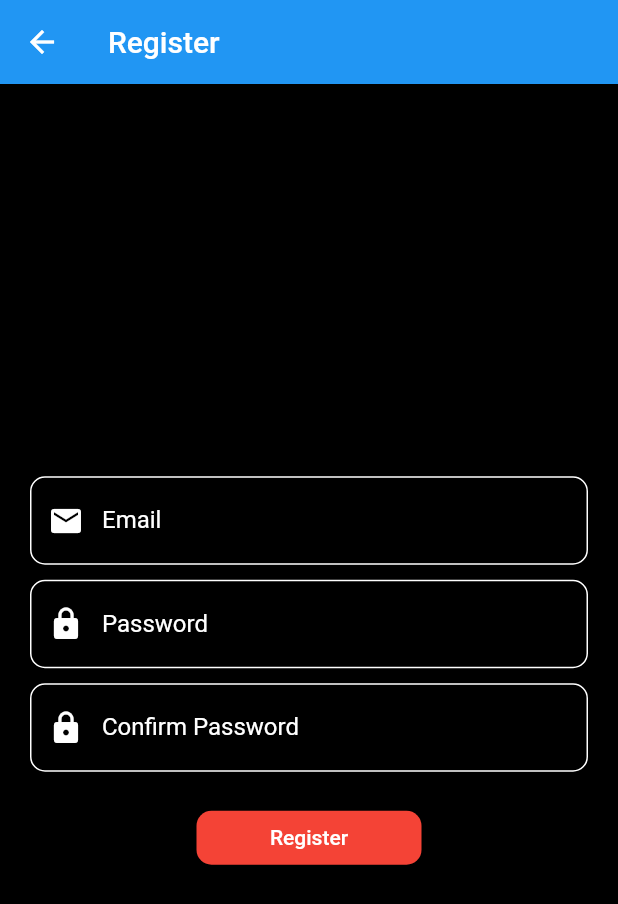
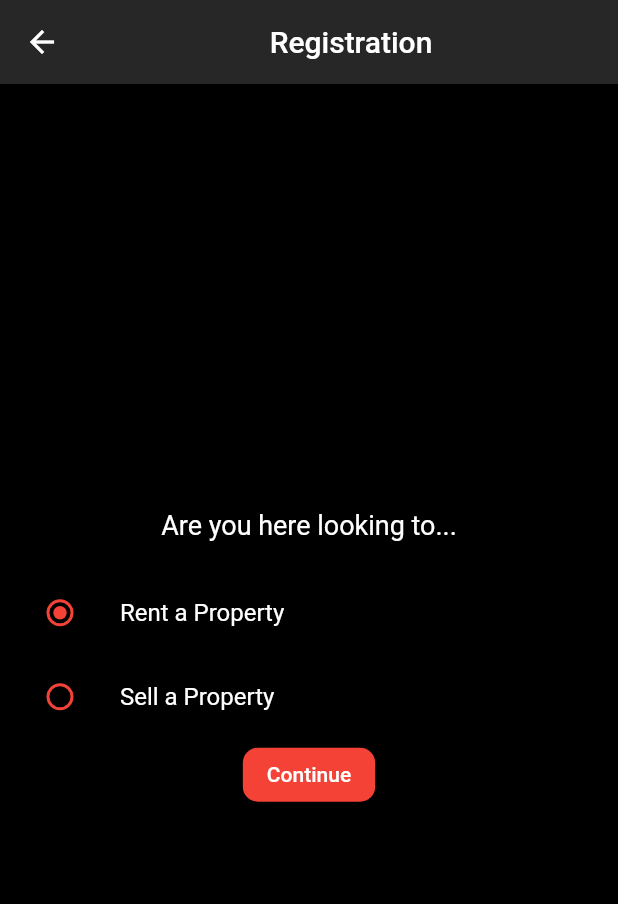
Before and after one commit to Wasiue03/rentatouille, a Flutter app: the screen it shows after launch, after a tap on "Register", on a phone screen of 412 x 824 dp. Shown: the top 904 px of the screen. Run offline on Flutter 3.47's test engine with Material 2 defaults, Android fonts, the phone set to English and light mode, and no system bars; our stand-ins replace cloud_firestore, firebase_auth, firebase_core; accounts and stored records are empty.

Commit message:
user management for rent and seller added

```diff
--- a/lib/views/landing_page.dart
+++ b/lib/views/landing_page.dart
@@ -74,7 +74,8 @@ class LandingScreen extends StatelessWidget {
                     onPressed: () {
                       Navigator.push(
                         context,
-                        MaterialPageRoute(builder: (context) => RegisterPage()),
+                        MaterialPageRoute(
+                            builder: (context) => RegisterScreen()),
                       );
                     },
                     child: Text(
--- a/lib/views/register.dart
+++ b/lib/views/register.dart
@@ -1,154 +1,249 @@
+// import 'package:flutter/material.dart';
+// import 'package:firebase_auth/firebase_auth.dart';
+
+// class RegisterPage extends StatefulWidget {
+//   const RegisterPage({super.key});
+
+//   @override
+//   _RegisterPageState createState() => _RegisterPageState();
+// }
+
+// class _RegisterPageState extends State<RegisterPage> {
+//   final FirebaseAuth _auth = FirebaseAuth.instance;
+//   late TextEditingController _emailController;
+//   late TextEditingController _passwordController;
+//   late TextEditingController _confirmPasswordController;
+
+//   @override
+//   void initState() {
+//     super.initState();
+//     _emailController = TextEditingController();
+//     _passwordController = TextEditingController();
+//     _confirmPasswordController = TextEditingController();
+//   }
+
+//   void _register() async {
+//     try {
+//       if (_passwordController.text != _confirmPasswordController.text) {
+//         // Show an error message or Snackbar indicating password mismatch.
+//         return;
+//       }
+
+//       UserCredential userCredential =
+//           await _auth.createUserWithEmailAndPassword(
+//         email: _emailController.text,
+//         password: _passwordController.text,
+//       );
+//       // User is registered and logged in, navigate to a new screen.
+//     } catch (e) {
+//       print('Registration error: $e');
+//     }
+//   }
+
+//   @override
+//   void dispose() {
+//     _emailController.dispose();
+//     _passwordController.dispose();
+//     _confirmPasswordController.dispose();
+//     super.dispose();
+//   }
+
+//   @override
+//   Widget build(BuildContext context) {
+//     return Scaffold(
+//       appBar: AppBar(
+//         title: Text('Register'),
+//       ),
+//       body: Container(
+//         color: Colors.black,
+//         child: Center(
+//           child: SingleChildScrollView(
+//             child: Column(
+//               mainAxisAlignment: MainAxisAlignment.center,
+//               children: [
+//                 SizedBox(height: 20),
+//                 Padding(
+//                   padding: EdgeInsets.symmetric(horizontal: 20),
+//                   child: TextFormField(
+//                     controller: _emailController,
+//                     style: TextStyle(color: Colors.white),
+//                     decoration: InputDecoration(
+//                       labelText: 'Email',
+//                       labelStyle: TextStyle(color: Colors.white),
+//                       hintStyle: TextStyle(color: Colors.white),
+//                       prefixIcon: Icon(Icons.email, color: Colors.white),
+//                       focusedBorder: OutlineInputBorder(
+//                         borderSide: BorderSide(color: Colors.white),
+//                         borderRadius: BorderRadius.circular(10),
+//                       ),
+//                       enabledBorder: OutlineInputBorder(
+//                         borderSide: BorderSide(color: Colors.white),
+//                         borderRadius: BorderRadius.circular(10),
+//                       ),
+//                     ),
+//                   ),
+//                 ),
+//                 SizedBox(height: 10),
+//                 Padding(
+//                   padding: EdgeInsets.symmetric(horizontal: 20),
+//                   child: TextFormField(
+//                     controller: _passwordController,
+//                     style: TextStyle(color: Colors.white),
+//                     decoration: InputDecoration(
+//                       labelText: 'Password',
+//                       labelStyle: TextStyle(color: Colors.white),
+//                       hintStyle: TextStyle(color: Colors.white),
+//                       prefixIcon: Icon(Icons.lock, color: Colors.white),
+//                       focusedBorder: OutlineInputBorder(
+//                         borderSide: BorderSide(color: Colors.white),
+//                         borderRadius: BorderRadius.circular(10),
+//                       ),
+//                       enabledBorder: OutlineInputBorder(
+//                         borderSide: BorderSide(color: Colors.white),
+//                         borderRadius: BorderRadius.circular(10),
+//                       ),
+//                     ),
+//                     obscureText: true,
+//                   ),
+//                 ),
+//                 SizedBox(height: 10),
+//                 Padding(
+//                   padding: EdgeInsets.symmetric(horizontal: 20),
+//                   child: TextFormField(
+//                     controller: _confirmPasswordController,
+//                     style: TextStyle(color: Colors.white),
+//                     decoration: InputDecoration(
+//                       labelText: 'Confirm Password',
+//                       labelStyle: TextStyle(color: Colors.white),
+//                       hintStyle: TextStyle(color: Colors.white),
+//                       prefixIcon: Icon(Icons.lock, color: Colors.white),
+//                       focusedBorder: OutlineInputBorder(
+//                         borderSide: BorderSide(color: Colors.white),
+//                         borderRadius: BorderRadius.circular(10),
+//                       ),
+//                       enabledBorder: OutlineInputBorder(
+//                         borderSide: BorderSide(color: Colors.white),
+//                         borderRadius: BorderRadius.circular(10),
+//                       ),
+//                     ),
+//                     obscureText: true,
+//                   ),
+//                 ),
+//                 SizedBox(height: 20),
+//                 SizedBox(
+//                   width: 150,
+//                   child: ElevatedButton(
+//                     onPressed: _register, // Call the _register function
+//                     child: Text('Register'),
+//                     style: ElevatedButton.styleFrom(
+//                       backgroundColor: Colors.red,
+//                       foregroundColor: Colors.white,
+//                       shape: RoundedRectangleBorder(
+//                         borderRadius: BorderRadius.circular(10),
+//                       ),
+//                     ),
+//                   ),
+//                 ),
+//               ],
+//             ),
+//           ),
+//         ),
+//       ),
+//     );
+//   }
+// }
 import 'package:flutter/material.dart';
-import 'package:firebase_auth/firebase_auth.dart';
+import 'package:rentatouille/views/rent_register.dart';
+import 'package:rentatouille/views/seller_register.dart';
 
-class RegisterPage extends StatefulWidget {
-  const RegisterPage({super.key});
-
+class RegisterScreen extends StatefulWidget {
   @override
-  _RegisterPageState createState() => _RegisterPageState();
+  _RegisterScreenState createState() => _RegisterScreenState();
 }
 
-class _RegisterPageState extends State<RegisterPage> {
-  final FirebaseAuth _auth = FirebaseAuth.instance;
-  late TextEditingController _emailController;
-  late TextEditingController _passwordController;
-  late TextEditingController _confirmPasswordController;
-
-  @override
-  void initState() {
-    super.initState();
-    _emailController = TextEditingController();
-    _passwordController = TextEditingController();
-    _confirmPasswordController = TextEditingController();
-  }
-
-  void _register() async {
-    try {
-      if (_passwordController.text != _confirmPasswordController.text) {
-        // Show an error message or Snackbar indicating password mismatch.
-        return;
-      }
-
-      UserCredential userCredential =
-          await _auth.createUserWithEmailAndPassword(
-        email: _emailController.text,
-        password: _passwordController.text,
-      );
-      // User is registered and logged in, navigate to a new screen.
-    } catch (e) {
-      print('Registration error: $e');
-    }
-  }
-
-  @override
-  void dispose() {
-    _emailController.dispose();
-    _passwordController.dispose();
-    _confirmPasswordController.dispose();
-    super.dispose();
-  }
+class _RegisterScreenState extends State<RegisterScreen> {
+  String _selectedOption = 'Rent'; // Default selection
 
   @override
   Widget build(BuildContext context) {
     return Scaffold(
       appBar: AppBar(
-        title: Text('Register'),
+        backgroundColor: Color.fromARGB(255, 40, 39, 39),
+        title: Center(child: Text('Registration')),
       ),
       body: Container(
         color: Colors.black,
         child: Center(
-          child: SingleChildScrollView(
           child: Column(
             mainAxisAlignment: MainAxisAlignment.center,
             children: [
+              Text(
+                'Are you here looking to...',
+                style: TextStyle(fontSize: 18, color: Colors.white),
+              ),
               SizedBox(height: 20),
-                Padding(
-                  padding: EdgeInsets.symmetric(horizontal: 20),
-                  child: TextFormField(
-                    controller: _emailController,
-                    style: TextStyle(color: Colors.white),
-                    decoration: InputDecoration(
-                      labelText: 'Email',
-                      labelStyle: TextStyle(color: Colors.white),
-                      hintStyle: TextStyle(color: Colors.white),
-                      prefixIcon: Icon(Icons.email, color: Colors.white),
-                      focusedBorder: OutlineInputBorder(
-                        borderSide: BorderSide(color: Colors.white),
-                        borderRadius: BorderRadius.circular(10),
+              ListTile(
+                title: Text(
+                  'Rent a Property',
                 ),
-                      enabledBorder: OutlineInputBorder(
-                        borderSide: BorderSide(color: Colors.white),
-                        borderRadius: BorderRadius.circular(10),
+                textColor: Colors.white,
+                leading: Radio(
+                  activeColor: Colors.red,
+                  fillColor: MaterialStateProperty.all(Colors.red),
+                  value: 'Rent',
+                  groupValue: _selectedOption,
+                  onChanged: (value) {
+                    setState(() {
+                      _selectedOption = value!;
+                    });
+                  },
                 ),
               ),
+              ListTile(
+                title: Text('Sell a Property'),
+                textColor: Colors.white,
+                leading: Radio(
+                  fillColor: MaterialStateProperty.all(Colors.red),
+                  value: 'Sell',
+                  groupValue: _selectedOption,
+                  onChanged: (value) {
+                    setState(() {
+                      _selectedOption = value!;
+                    });
+                  },
                 ),
               ),
-                SizedBox(height: 10),
-                Padding(
-                  padding: EdgeInsets.symmetric(horizontal: 20),
-                  child: TextFormField(
-                    controller: _passwordController,
-                    style: TextStyle(color: Colors.white),
-                    decoration: InputDecoration(
-                      labelText: 'Password',
-                      labelStyle: TextStyle(color: Colors.white),
-                      hintStyle: TextStyle(color: Colors.white),
-                      prefixIcon: Icon(Icons.lock, color: Colors.white),
-                      focusedBorder: OutlineInputBorder(
-                        borderSide: BorderSide(color: Colors.white),
-                        borderRadius: BorderRadius.circular(10),
-                      ),
-                      enabledBorder: OutlineInputBorder(
-                        borderSide: BorderSide(color: Colors.white),
-                        borderRadius: BorderRadius.circular(10),
-                      ),
-                    ),
-                    obscureText: true,
-                  ),
-                ),
-                SizedBox(height: 10),
-                Padding(
-                  padding: EdgeInsets.symmetric(horizontal: 20),
-                  child: TextFormField(
-                    controller: _confirmPasswordController,
-                    style: TextStyle(color: Colors.white),
-                    decoration: InputDecoration(
-                      labelText: 'Confirm Password',
-                      labelStyle: TextStyle(color: Colors.white),
-                      hintStyle: TextStyle(color: Colors.white),
-                      prefixIcon: Icon(Icons.lock, color: Colors.white),
-                      focusedBorder: OutlineInputBorder(
-                        borderSide: BorderSide(color: Colors.white),
-                        borderRadius: BorderRadius.circular(10),
-                      ),
-                      enabledBorder: OutlineInputBorder(
-                        borderSide: BorderSide(color: Colors.white),
-                        borderRadius: BorderRadius.circular(10),
-                      ),
-                    ),
-                    obscureText: true,
-                  ),
-                ),
-                SizedBox(height: 20),
-                SizedBox(
-                  width: 150,
-                  child: ElevatedButton(
-                    onPressed: _register, // Call the _register function
-                    child: Text('Register'),
+              ElevatedButton(
                 style: ElevatedButton.styleFrom(
                   backgroundColor: Colors.red,
                   foregroundColor: Colors.white,
                   shape: RoundedRectangleBorder(
-                        borderRadius: BorderRadius.circular(10),
+                    borderRadius:
+                        BorderRadius.circular(10), // Set the border radius here
                   ),
                 ),
+                onPressed: () {
+                  // Navigate to the next screen based on the selected option
+                  if (_selectedOption == 'Rent') {
+                    Navigator.push(
+                      context,
+                      MaterialPageRoute(builder: (context) => RentScreen()),
+                    );
+                  } else if (_selectedOption == 'Sell') {
+                    Navigator.push(
+                      context,
+                      MaterialPageRoute(builder: (context) => SellScreen()),
+                    );
+                  }
+                },
+                child: Text(
+                  'Continue',
                 ),
               ),
             ],
           ),
         ),
       ),
-      ),
     );
   }
 }
```
Also changed, not shown: lib/models/rent_props.dart (added, +20 -0 lines), lib/models/sell_props.dart (added, +20 -0 lines), lib/views/rent_register.dart (added, +131 -0 lines), lib/views/seller_register.dart (added, +116 -0 lines). Lines whose indentation alone changed are shown as unchanged.
